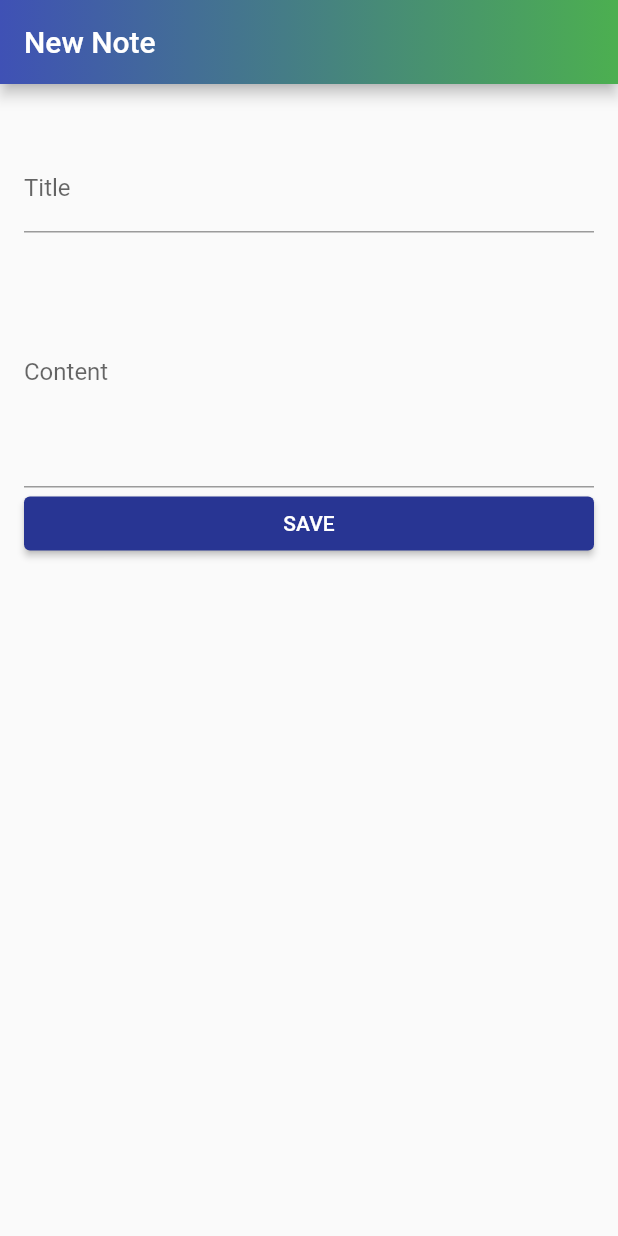
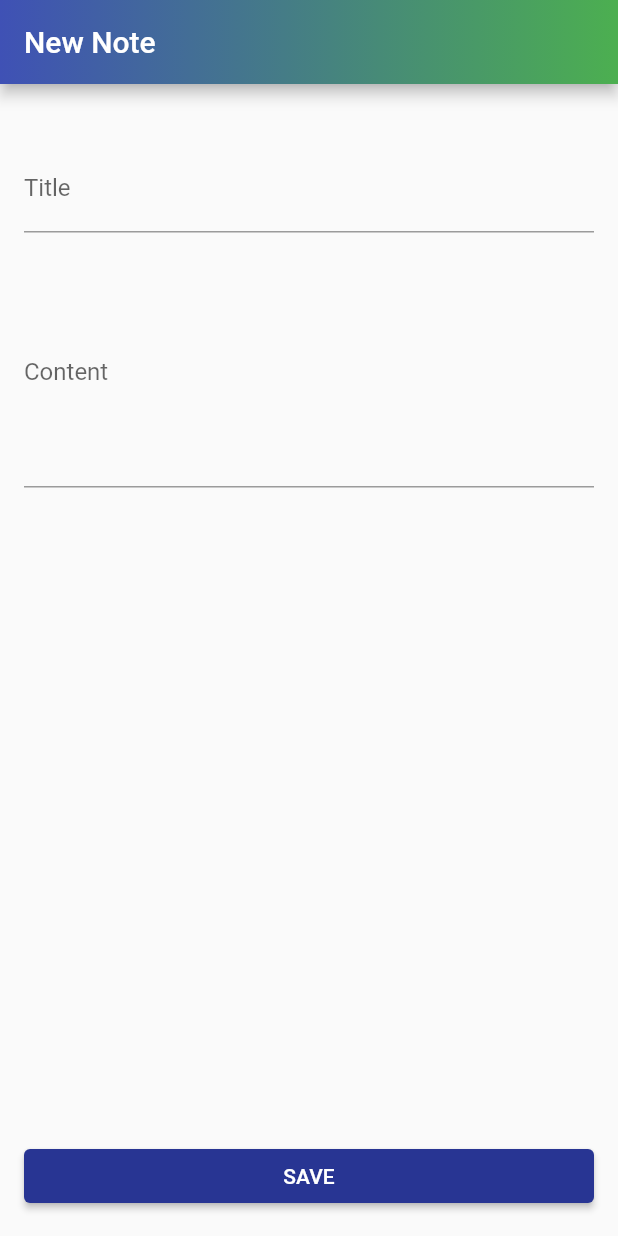
Before and after one commit to samip77/notes_app, a Flutter app: the NoteScreen screen opened by its route, on a phone screen of 412 x 824 dp. Run offline on Flutter 3.47's test engine with Material 2 defaults, Android fonts, the phone set to English and light mode, and no system bars; our stand-ins replace flutter_bloc, flutter_hooks, freezed_annotation, go_router, google_fonts, hive and 1 more; accounts and stored records are empty.

Commit message:
fix: note cta button position at bottom

```diff
--- a/lib/presentation/features/note/ui/note_screen.dart
+++ b/lib/presentation/features/note/ui/note_screen.dart
@@ -89,12 +89,15 @@ class NoteScreen extends HookWidget {
 
           return Padding(
             padding: const EdgeInsets.all(16.0),
+            child: Column(
+              crossAxisAlignment: CrossAxisAlignment.stretch,
+              children: [
+                Expanded(
                   child: ListView(
                     controller: scrollController,
                     shrinkWrap: true,
                     children: [
-                Expanded(
-                  child: Form(
+                      Form(
                         key: _formKey,
                         child: Column(
                           mainAxisSize: MainAxisSize.max,
@@ -121,6 +124,8 @@ class NoteScreen extends HookWidget {
                             ),
                           ],
                         ),
+                      ),
+                    ],
                   ),
                 ),
                 SafeArea(
@@ -154,7 +159,7 @@ class NoteScreen extends HookWidget {
                     },
                     child: Text(_saveOption.buttonTitle),
                   ),
-                )
+                ),
               ],
             ),
           );
```
Lines whose indentation alone changed are shown as unchanged.
